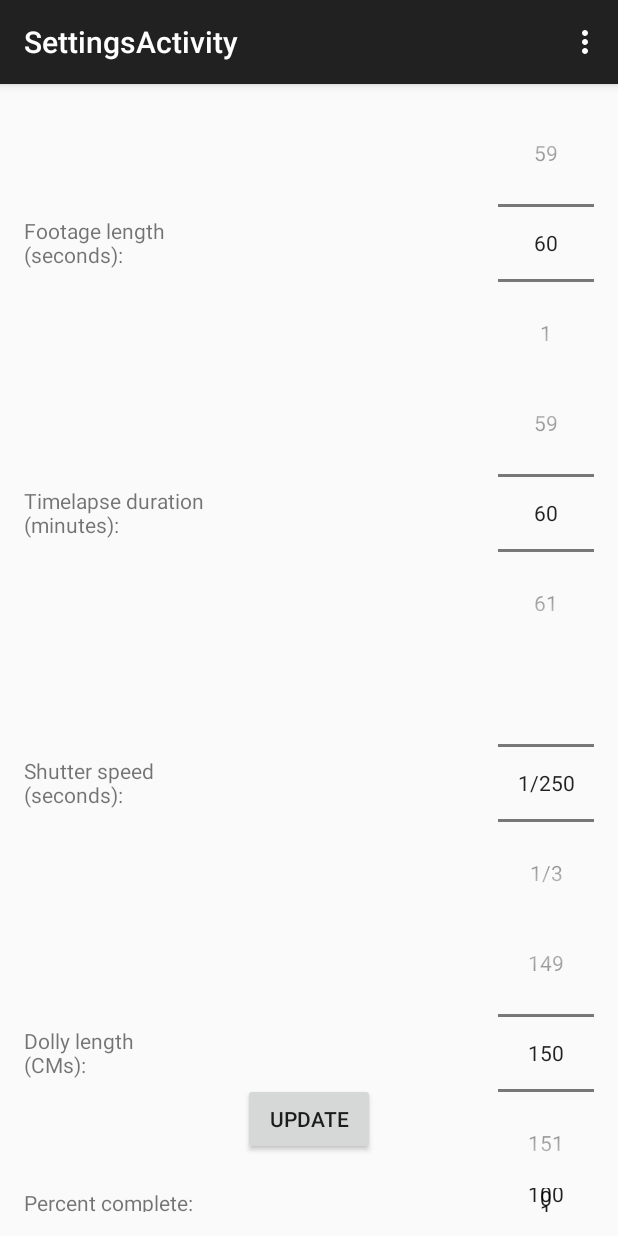
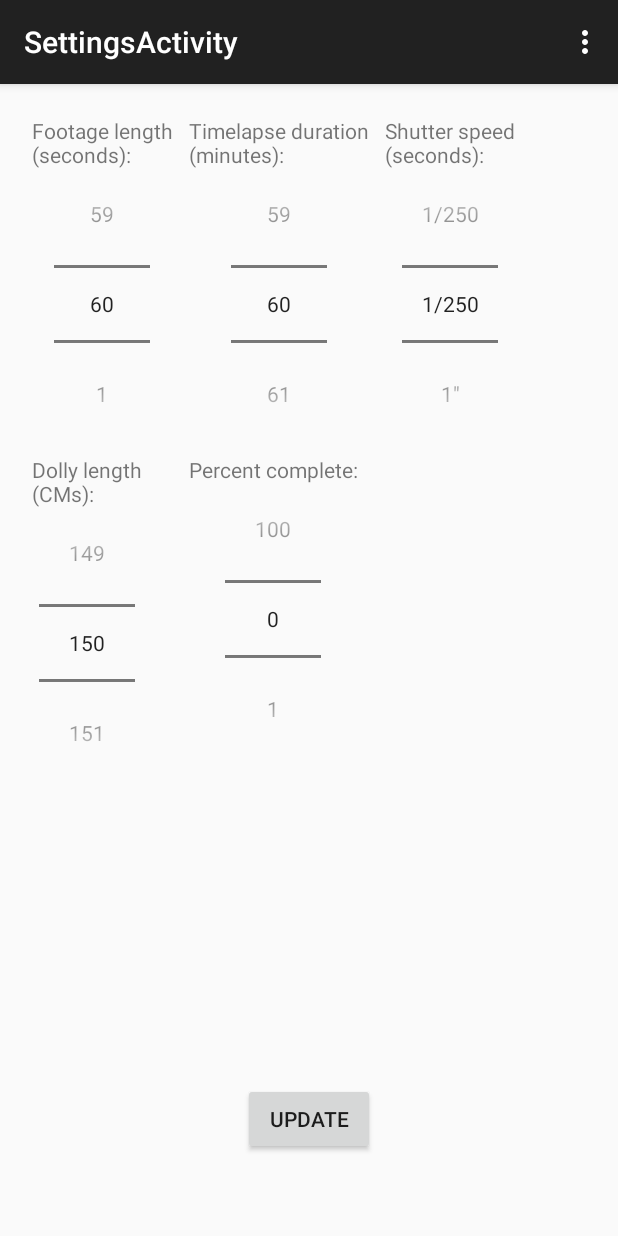
Before and after one commit to alansaul/TimelapsePi, an Android app: the SettingsActivity screen opened directly, with no data from a screen before it, on a phone screen of 412 x 824 dp. Run offline under Robolectric (Android 15) with nearby library versions, the light colour scheme and no system bars; network calls fail.

Commit message:
Added interval and delay calculation on phone, added sending of settings via bluetooth

```diff
--- a/Android/BluePi/bluepi/src/main/java/com/alansaul/bluepi/MainActivity.java
+++ b/Android/BluePi/bluepi/src/main/java/com/alansaul/bluepi/MainActivity.java
@@ -46,6 +46,9 @@ public class MainActivity extends Activity {
     int footageSeconds;
     int percent;
     int length;
+    float shutterspeed;
+    int interval;
+    int delay;
 
     final int port = 1; //Bluetooth SSP port
     private BluetoothAdapter btAdapter = null;
@@ -266,14 +269,16 @@ public class MainActivity extends Activity {
                     footageSeconds = data.getIntExtra(SettingsActivity.FOOTAGESECONDS, 21);
                     percent = data.getIntExtra(SettingsActivity.PERCENT, 1);
                     length = data.getIntExtra(SettingsActivity.LENGTH, 151);
+                    shutterspeed = data.getFloatExtra(SettingsActivity.SHUTTERSPEED, 5f);
+                    interval = data.getIntExtra(SettingsActivity.INTERVAL, 3333);
+                    delay = data.getIntExtra(SettingsActivity.DELAY, 400);
+
                     SETTINGS_DATA = new String[3];
-                    SETTINGS_DATA[0] = Integer.toString(filmDurationMinutes);
-                    SETTINGS_DATA[1] = Integer.toString(percent);
-                    SETTINGS_DATA[2] = Integer.toString(length);
-                    Log.d(TAG, Integer.toString(filmDurationMinutes));
-                    Log.d(TAG, Integer.toString(percent));
-                    Log.d(TAG, Integer.toString(length));
-                    settingsText.setText("Minutes: " + filmDurationMinutes + "\n" + "Percent: " + percent + "\n" + "Length: " + length);
+                    SETTINGS_DATA[0] = Integer.toString(delay);
+                    SETTINGS_DATA[1] = Integer.toString(interval);
+                    SETTINGS_DATA[2] = Float.toString(shutterspeed);
+
+                    settingsText.setText("Minutes: " + filmDurationMinutes + "\nPercent: " + percent + "\nLength: " + length + "\nInterval: " + interval + "\nDelay: " + delay);
                 }
                 break;
                 }
--- a/Android/BluePi/bluepi/src/main/java/com/alansaul/bluepi/SettingsActivity.java
+++ b/Android/BluePi/bluepi/src/main/java/com/alansaul/bluepi/SettingsActivity.java
@@ -12,9 +12,15 @@ import android.view.View;
 import android.widget.Button;
 import android.widget.NumberPicker;
 
+import java.util.ArrayList;
+import java.util.Map;
+
 
 public class SettingsActivity extends ActionBarActivity {
     private final String TAG="SETTINGS_THREAD";
+
+    ArrayList<ShutterPair> shutterspeedsAL;
+    Map<String, Float> shutterspeedsHash;
 
     NumberPicker shutterspeedPicker;
     NumberPicker durationPicker;
@@ -44,6 +50,26 @@ public class SettingsActivity extends ActionBarActivity {
         super.onCreate(savedInstanceState);
         setContentView(R.layout.activity_settings);
 
+        //Make shutterspeeds
+        //FIXME: Import Guava and use BiMap later
+        /*
+        shutterspeedsHash = new HashMap<String, Float>();
+        shutterspeedsHash.put("1/500", 1/500f);
+        shutterspeedsHash.put("1/250", 1/250f);
+        shutterspeedsHash.put("1/2", 1/2f);
+        shutterspeedsHash.put("1\"", 1f);
+        shutterspeedsHash.put("5\"", 5f);
+        shutterspeedsHash.put("30\"", 5f);
+        */
+
+        shutterspeedsAL= new ArrayList<ShutterPair>();
+        shutterspeedsAL.add(new ShutterPair("1/500", 1/500f));
+        shutterspeedsAL.add(new ShutterPair("1/250", 1/250f));
+        shutterspeedsAL.add(new ShutterPair("1/2", 1/2f));
+        shutterspeedsAL.add(new ShutterPair("1\"", 1f));
+        shutterspeedsAL.add(new ShutterPair("5\"", 5f));
+        shutterspeedsAL.add(new ShutterPair("30\"", 30f));
+
         SharedPreferences settings = getSharedPreferences(PREFS_NAME, 0);
         footageSeconds = settings.getInt("footageSeconds", 20);
         filmingDurationMinutes = settings.getInt("filmDurationMinutes", 30);
@@ -69,12 +95,15 @@ public class SettingsActivity extends ActionBarActivity {
         durationPicker.setMinValue(1);
         durationPicker.setMaxValue(5000);
 
-        String[] values=new String[3];
-        values[0]="1/250";
-        values[1]="1/3";
-        values[2]="1\"";
-        shutterspeedPicker.setMaxValue(values.length-1);
+        //String[] shutterKeys = (String[]) shutterspeedsHash.keySet().toArray();
+        String[] shutterKeys = new String[shutterspeedsAL.size()];
+        for (int i=0; i < shutterspeedsAL.size(); i++){
+            shutterKeys[i] = shutterspeedsAL.get(i).key();
+        }
+
+        shutterspeedPicker.setMaxValue(shutterKeys.length-1);
         shutterspeedPicker.setMinValue(0);
+        shutterspeedPicker.setDisplayedValues(shutterKeys);
 
         percentPicker.setMinValue(0);
         percentPicker.setMaxValue(100);
@@ -89,9 +118,13 @@ public class SettingsActivity extends ActionBarActivity {
         percentComplete = settings.getInt("percentComplete", 0);
         barLengthCM = settings.getInt("barLengthCM", 150);
 
+
+        //FIXME: Lookup shutter index from float
+        int oldShutterIndex = 2;
+
         secondsPicker.setValue(footageSeconds);
         durationPicker.setValue(filmingDurationMinutes);
-        shutterspeedPicker.setDisplayedValues(values);
+        shutterspeedPicker.setValue(oldShutterIndex);
         percentPicker.setValue(percentComplete);
         lengthPicker.setValue(barLengthCM);
 
@@ -112,7 +145,7 @@ public class SettingsActivity extends ActionBarActivity {
     }
 
     protected void returnSettings(){
-        Settings settings = calculate_required_settings();
+        Settings settings = calculateRequiredSettings();
 
         Intent resultIntent = new Intent();
         resultIntent.putExtra(FILMDURATION, filmingDurationMinutes);
@@ -126,7 +159,7 @@ public class SettingsActivity extends ActionBarActivity {
         finish();
     }
 
-    private Settings calculate_required_settings(){
+    private Settings calculateRequiredSettings(){
         SharedPreferences settings = getSharedPreferences(PREFS_NAME, 0);
         filmingDurationMinutes = settings.getInt("filmingDurationMinutes", 30);
         footageSeconds = settings.getInt("footageSeconds", 20);
@@ -195,6 +228,10 @@ public class SettingsActivity extends ActionBarActivity {
         footageSeconds = secondsPicker.getValue();
         percentComplete = percentPicker.getValue();
         barLengthCM = lengthPicker.getValue();
+        filmingDurationMinutes = durationPicker.getValue();
+        int shutterspeedIndex = shutterspeedPicker.getValue();
+
+        shutterspeed = shutterspeedsAL.get(shutterspeedIndex).value();
 
         if (footageSeconds > 0) {
             editor.putInt("footageSeconds", footageSeconds);
@@ -206,6 +243,10 @@ public class SettingsActivity extends ActionBarActivity {
             editor.putInt("barLengthCM", barLengthCM);
         }
 
+        editor.putFloat("shutterspeed", shutterspeed);
+        editor.putInt("filmingDurationMinutes", filmingDurationMinutes);
+
+        Log.d(TAG, "Shutterspeed set to: " + Float.toString(shutterspeed));
         //Commit the settings
         editor.commit();
     }
--- /dev/null
+++ b/Android/BluePi/bluepi/src/main/java/com/alansaul/bluepi/ShutterPair.java
@@ -0,0 +1,22 @@
+package com.alansaul.bluepi;
+
+/**
+ * Created by alansaul on 01/04/2015.
+ */
+public class ShutterPair {
+    public String shutterstr;
+    public float shutterspeed;
+
+    public ShutterPair(String shutterStr, float shutterspeed){
+        this.shutterstr = shutterStr;
+        this.shutterspeed = shutterspeed;
+    }
+
+    public String key(){
+        return this.shutterstr;
+    }
+
+    public float value(){
+        return this.shutterspeed;
+    }
+}
--- a/Android/BluePi/bluepi/src/main/res/layout/activity_main.xml
+++ b/Android/BluePi/bluepi/src/main/res/layout/activity_main.xml
@@ -18,7 +18,7 @@
         android:layout_alignParentStart="true"
         android:layout_toStartOf="@+id/stopBtn"
         android:layout_toLeftOf="@+id/stopBtn"
-        android:minLines="3" />
+        android:minLines="5" />
 
     <Button
         android:layout_width="wrap_content"
@@ -114,7 +114,7 @@
         android:layout_alignStart="@+id/imageBtn"
         android:layout_toLeftOf="@+id/statusView"
         android:layout_toStartOf="@+id/statusView"
-        android:minLines="3"
+        android:minLines="5"
         android:layout_above="@+id/startBtn" />
 
 
--- a/Android/BluePi/bluepi/src/main/res/layout/activity_settings.xml
+++ b/Android/BluePi/bluepi/src/main/res/layout/activity_settings.xml
@@ -6,10 +6,18 @@
     android:paddingBottom="@dimen/activity_vertical_margin"
     tools:context="com.alansaul.bluepi.SettingsActivity">
 
-    <LinearLayout
+    <GridLayout
         android:orientation="horizontal"
         android:layout_width="fill_parent"
         android:layout_height="wrap_content"
+        android:gravity="center"
+        android:columnCount="3" >
+
+    <LinearLayout
+        android:orientation="vertical"
+        android:layout_width="wrap_content"
+        android:layout_height="match_parent"
+        android:layout_margin="@dimen/default_spacing"
         android:id="@+id/secondsLayout"
         android:gravity="center" >
 
@@ -18,34 +26,24 @@
             android:layout_height="wrap_content"
             android:text="Footage length\n(seconds):"
             android:id="@+id/secondsView"
-            android:textAlignment="center"
-            android:layout_alignParentTop="true"
-            android:layout_alignParentLeft="true"
-            android:layout_alignParentStart="true" />
-        <LinearLayout
-            android:orientation="horizontal"
-            android:layout_width="fill_parent"
-            android:layout_height="wrap_content"
-            android:gravity="right" >
+            android:textAlignment="center"/>
 
         <NumberPicker
             android:layout_width="wrap_content"
             android:layout_height="wrap_content"
             android:id="@+id/secondsPicker"
-                android:orientation="horizontal"
-                android:layout_alignTop="@+id/secondsPicker"
-                android:layout_alignParentRight="true"
-                android:layout_alignParentEnd="true" />
-        </LinearLayout>
+            android:orientation="vertical"
+            android:layout_alignTop="@+id/secondsPicker"/>
 
     </LinearLayout>
 
     <LinearLayout
-        android:orientation="horizontal"
-        android:layout_width="fill_parent"
-        android:layout_height="wrap_content"
+        android:orientation="vertical"
+        android:layout_width="wrap_content"
+        android:layout_height="match_parent"
         android:id="@+id/durationLayout"
         android:layout_below="@+id/secondsLayout"
+        android:layout_margin="@dimen/default_spacing"
         android:gravity="center" >
 
         <TextView
@@ -55,28 +53,20 @@
             android:id="@+id/durationView"
             android:textAlignment="center" />
 
-        <LinearLayout
-            android:orientation="horizontal"
-            android:layout_width="fill_parent"
-            android:layout_height="wrap_content"
-            android:gravity="right" >
-
             <NumberPicker
                 android:layout_width="wrap_content"
                 android:layout_height="wrap_content"
                 android:id="@+id/durationPicker"
-                android:orientation="horizontal"
-                android:layout_alignParentRight="true"
-                android:layout_alignParentEnd="true"
-                android:layout_toRightOf="@+id/durationView" />
-        </LinearLayout>
+                android:orientation="vertical"/>
+
     </LinearLayout>
 
     <LinearLayout
-        android:orientation="horizontal"
-        android:layout_width="fill_parent"
-        android:layout_height="wrap_content"
+        android:orientation="vertical"
+        android:layout_width="wrap_content"
+        android:layout_height="match_parent"
         android:id="@+id/shutterspeedLayout"
+        android:layout_margin="@dimen/default_spacing"
         android:layout_below="@+id/durationLayout"
         android:gravity="center" >
 
@@ -87,28 +77,19 @@
             android:id="@+id/shutterspeedView"
             android:textAlignment="center" />
 
-        <LinearLayout
-            android:orientation="horizontal"
-            android:layout_width="fill_parent"
-            android:layout_height="wrap_content"
-            android:gravity="right" >
-
             <NumberPicker
                 android:layout_width="wrap_content"
                 android:layout_height="wrap_content"
                 android:id="@+id/shutterspeedPicker"
-                android:orientation="horizontal"
-                android:layout_alignParentRight="true"
-                android:layout_alignParentEnd="true"
-                android:layout_toRightOf="@+id/shutterspeedViewView" />
-        </LinearLayout>
+                android:orientation="vertical"/>
     </LinearLayout>
 
     <LinearLayout
-        android:orientation="horizontal"
-        android:layout_width="fill_parent"
-        android:layout_height="wrap_content"
+        android:orientation="vertical"
+        android:layout_width="wrap_content"
+        android:layout_height="match_parent"
         android:id="@+id/lengthLayout"
+        android:layout_margin="@dimen/default_spacing"
         android:layout_below="@+id/shutterspeedLayout"
         android:gravity="center" >
 
@@ -119,27 +100,19 @@
             android:id="@+id/lengthView"
             android:textAlignment="center" />
 
-        <LinearLayout
-            android:orientation="horizontal"
-            android:layout_width="fill_parent"
-            android:layout_height="wrap_content"
-            android:gravity="right" >
-
         <NumberPicker
             android:layout_width="wrap_content"
             android:layout_height="wrap_content"
             android:id="@+id/lengthPicker"
-                android:orientation="horizontal"
-                android:layout_alignParentRight="true"
-                android:layout_alignParentEnd="true" />
-        </LinearLayout>
+            android:orientation="vertical" />
     </LinearLayout>
 
     <LinearLayout
-        android:orientation="horizontal"
-        android:layout_width="fill_parent"
-        android:layout_height="wrap_content"
+        android:orientation="vertical"
+        android:layout_width="wrap_content"
+        android:layout_height="match_parent"
         android:id="@+id/percentLayout"
+        android:layout_margin="@dimen/default_spacing"
         android:layout_below="@+id/lengthLayout"
         android:gravity="center" >
 
@@ -150,22 +123,18 @@
             android:id="@+id/percentageView"
             android:textAlignment="center" />
 
-        <LinearLayout
-            android:orientation="horizontal"
-            android:layout_width="fill_parent"
+        <Space
+            android:layout_width="match_parent"
             android:layout_height="wrap_content"
-            android:gravity="right" >
+            android:layout_weight="1" />
 
         <NumberPicker
             android:layout_width="wrap_content"
             android:layout_height="wrap_content"
             android:id="@+id/percentPicker"
-                android:orientation="horizontal"
-                android:layout_alignParentRight="true"
-                android:layout_alignParentEnd="true"
-                android:layout_toRightOf="@+id/percentageView" />
+            android:orientation="vertical"/>
     </LinearLayout>
-    </LinearLayout>
+    </GridLayout>
 
     <Button
         android:layout_width="wrap_content"
--- a/Android/BluePi/bluepi/src/main/res/values/dimens.xml
+++ b/Android/BluePi/bluepi/src/main/res/values/dimens.xml
@@ -2,4 +2,5 @@
     <!-- Default screen margins, per the Android Design guidelines. -->
     <dimen name="activity_horizontal_margin">16dp</dimen>
     <dimen name="activity_vertical_margin">16dp</dimen>
+    <dimen name="default_spacing">5dp</dimen>
 </resources>
```
Also changed, not shown: 1 other file. Lines whose indentation alone changed are shown as unchanged.
